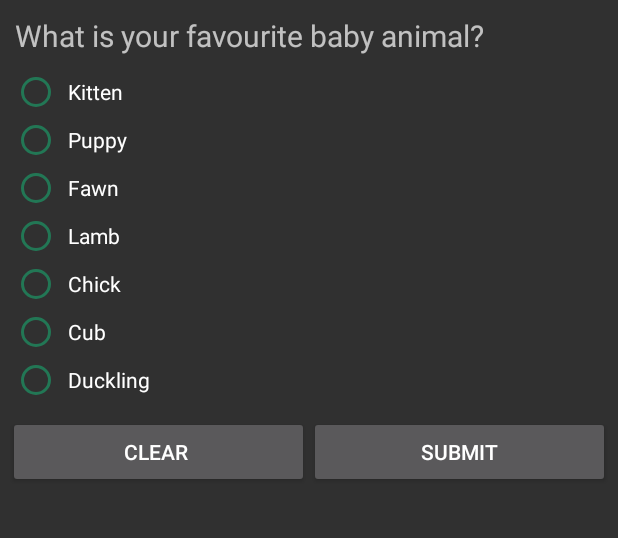
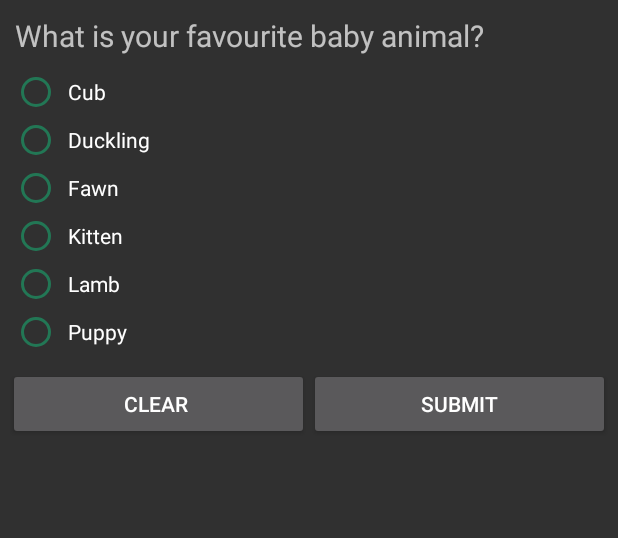
Before and after one commit to lararufflecoles/RadioButtons, an Android app: the screen it shows after launch (MainActivity), on a phone screen of 412 x 824 dp, the part 84-622 px from its top. Run offline under Robolectric (Android 15) with nearby library versions, the phone set to English and light mode, and no system bars.

```diff
--- a/app/src/main/res/layout/activity_main.xml
+++ b/app/src/main/res/layout/activity_main.xml
@@ -27,18 +27,18 @@
         android:padding="8dp">
 
         <RadioButton
-            android:id="@+id/radioButton1"
+            android:id="@+id/radioButton7"
             android:layout_width="fill_parent"
             android:layout_height="wrap_content"
-            android:text="Kitten"
+            android:text="Cub"
             android:padding="5dp"
             android:buttonTint="@color/button_tint"/>
 
         <RadioButton
-            android:id="@+id/radioButton2"
+            android:id="@+id/radioButton8"
             android:layout_width="fill_parent"
             android:layout_height="wrap_content"
-            android:text="Puppy"
+            android:text="Duckling"
             android:padding="5dp"
             android:buttonTint="@color/button_tint"/>
 
@@ -51,6 +51,14 @@
             android:buttonTint="@color/button_tint"/>
 
         <RadioButton
+            android:id="@+id/radioButton1"
+            android:layout_width="fill_parent"
+            android:layout_height="wrap_content"
+            android:text="Kitten"
+            android:padding="5dp"
+            android:buttonTint="@color/button_tint"/>
+
+        <RadioButton
             android:id="@+id/radioButton4"
             android:layout_width="fill_parent"
             android:layout_height="wrap_content"
@@ -59,26 +67,10 @@
             android:buttonTint="@color/button_tint"/>
 
         <RadioButton
-            android:id="@+id/radioButton6"
+            android:id="@+id/radioButton2"
             android:layout_width="fill_parent"
             android:layout_height="wrap_content"
-            android:text="Chick"
-            android:padding="5dp"
-            android:buttonTint="@color/button_tint"/>
-
-        <RadioButton
-            android:id="@+id/radioButton7"
-            android:layout_width="fill_parent"
-            android:layout_height="wrap_content"
-            android:text="Cub"
-            android:padding="5dp"
-            android:buttonTint="@color/button_tint"/>
-
-        <RadioButton
-            android:id="@+id/radioButton8"
-            android:layout_width="fill_parent"
-            android:layout_height="wrap_content"
-            android:text="Duckling"
+            android:text="Puppy"
             android:padding="5dp"
             android:buttonTint="@color/button_tint"/>
     </RadioGroup>
```
Also changed, not shown: app/src/main/java/es/rufflecol/lara/radiobuttons/DisplayImageActivity.java (+50 -2 lines), app/src/main/java/es/rufflecol/lara/radiobuttons/MainActivity.java (+16 -6 lines), app/src/main/res/drawable/Fawn.jpg (added), app/src/main/res/drawable/cub.jpg (added), app/src/main/res/drawable/duckling.jpg (added), app/src/main/res/drawable/lamb.jpg (added), app/src/main/res/drawable/puppy.jpg (added).
